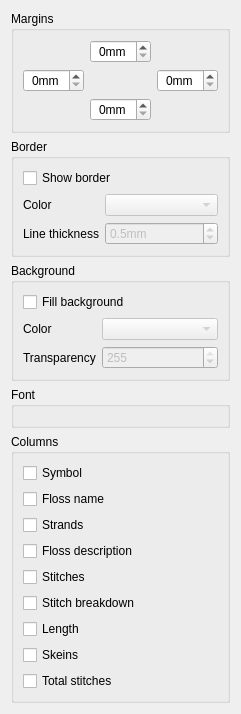
Above: ui/KeyElement.ui from KDE/kxstitch before the change. Below: the same form after it.
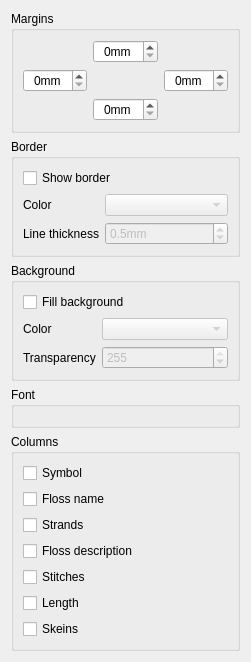
That is the form after the change. Custom widgets are drawn as their Qt base class.

What changed in the file:
```diff
--- a/ui/KeyElement.ui
+++ b/ui/KeyElement.ui
@@ -6,8 +6,8 @@
    <rect>
     <x>0</x>
     <y>0</y>
-    <width>237</width>
-    <height>650</height>
+    <width>251</width>
+    <height>630</height>
    </rect>
   </property>
   <property name="windowTitle">
@@ -331,13 +331,6 @@
         </property>
        </widget>
       </item>
-      <item>
-       <widget class="QCheckBox" name="StitchBreakdownColumn">
-        <property name="text">
-         <string>Stitch breakdown</string>
-        </property>
-       </widget>
-      </item>
       <item>
        <widget class="QCheckBox" name="LengthColumn">
         <property name="text">
@@ -352,13 +345,6 @@
         </property>
        </widget>
       </item>
-      <item>
-       <widget class="QCheckBox" name="TotalStitches">
-        <property name="text">
-         <string>Total stitches</string>
-        </property>
-       </widget>
-      </item>
      </layout>
     </widget>
    </item>
```
Left out of the diff: 3 changed lines with no effect on the pictures.
